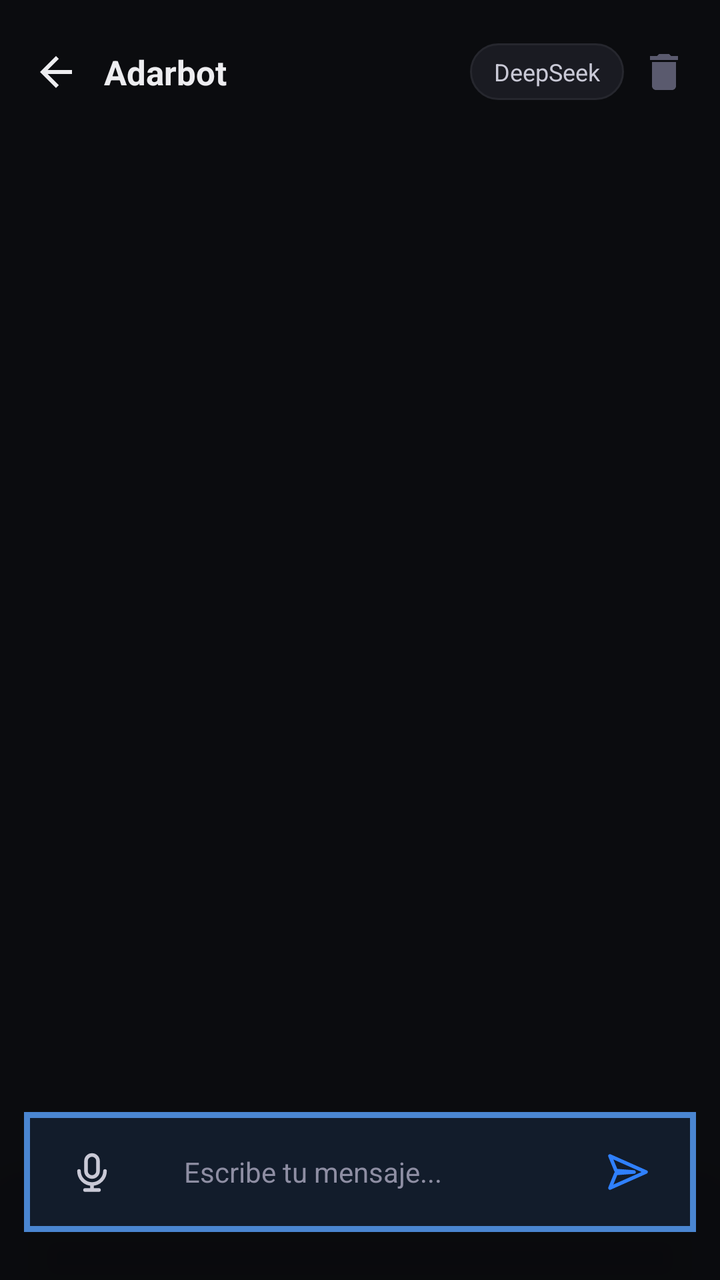
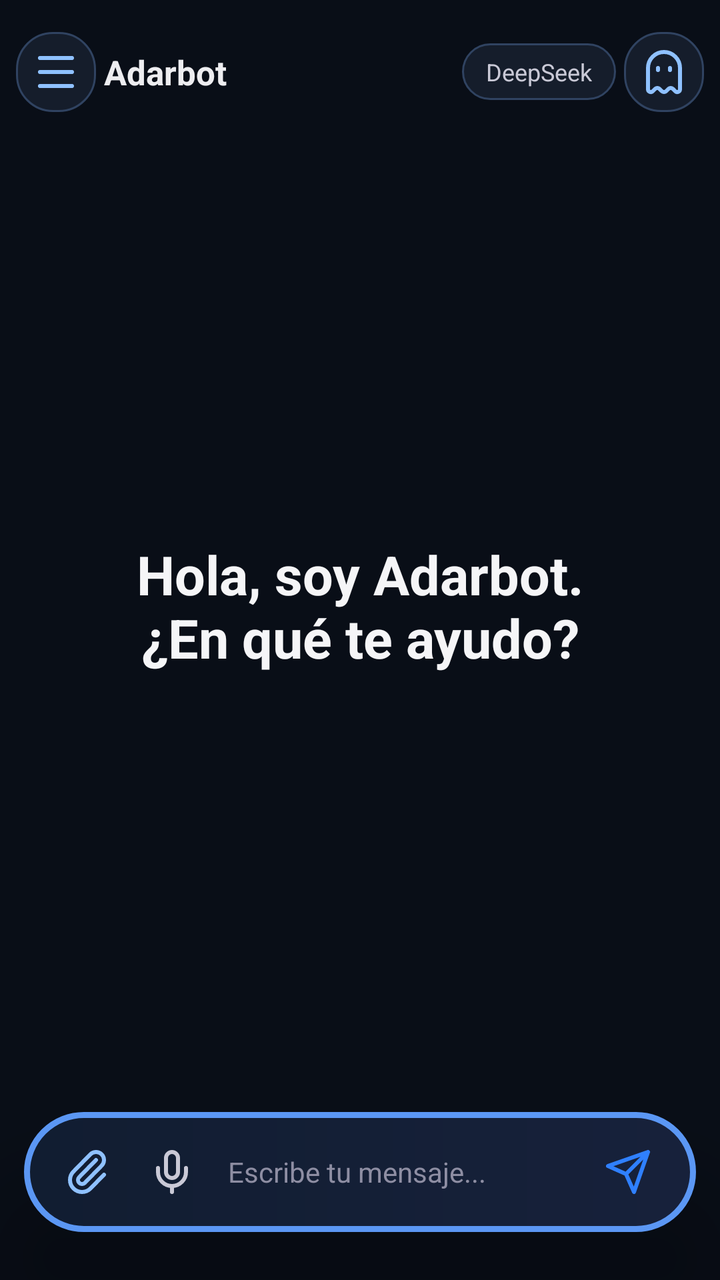

Two renders of the same Android screen: before a commit and after it. Below are the layout's source before the change and the commit's diff.
<!-- AndroidManifest.xml: activity theme Theme.NemotronVoiceIME -->
<!-- res/layout/activity_chat.xml -->
<?xml version="1.0" encoding="utf-8"?>
<LinearLayout xmlns:android="http://schemas.android.com/apk/res/android"
    android:layout_width="match_parent"
    android:layout_height="match_parent"
    android:background="#0B0C0F"
    android:orientation="vertical">

    <LinearLayout
        android:layout_width="match_parent"
        android:layout_height="wrap_content"
        android:gravity="center_vertical"
        android:orientation="horizontal"
        android:paddingLeft="8dp"
        android:paddingTop="16dp"
        android:paddingRight="8dp"
        android:paddingBottom="8dp">

        <ImageButton
            android:id="@+id/btnBack"
            android:layout_width="40dp"
            android:layout_height="40dp"
            android:background="?attr/selectableItemBackgroundBorderless"
            android:contentDescription="Volver"
            android:padding="8dp"
            android:src="@drawable/ic_back"
            android:tint="#EDEDF0" />

        <TextView
            android:id="@+id/convTitle"
            android:layout_width="0dp"
            android:layout_height="wrap_content"
            android:layout_weight="1"
            android:ellipsize="end"
            android:maxLines="1"
            android:paddingLeft="4dp"
            android:text="Adarbot"
            android:textColor="#EDEDF0"
            android:textSize="17sp"
            android:textStyle="bold" />

        <TextView
            android:id="@+id/modelChip"
            android:layout_width="wrap_content"
            android:layout_height="wrap_content"
            android:background="@drawable/bg_chip"
            android:paddingLeft="12dp"
            android:paddingTop="6dp"
            android:paddingRight="12dp"
            android:paddingBottom="6dp"
            android:text="DeepSeek"
            android:textColor="#C9C9D6"
            android:textSize="12sp" />

        <ImageButton
            android:id="@+id/btnDelete"
            android:layout_width="40dp"
            android:layout_height="40dp"
            android:background="?attr/selectableItemBackgroundBorderless"
            android:contentDescription="Eliminar conversacion"
            android:padding="10dp"
            android:src="@drawable/ic_trash"
            android:tint="#5A5A6E" />
    </LinearLayout>

    <androidx.recyclerview.widget.RecyclerView
        android:id="@+id/recyclerMessages"
        android:layout_width="match_parent"
        android:layout_height="0dp"
        android:layout_weight="1"
        android:clipToPadding="false"
        android:paddingBottom="8dp" />

    <LinearLayout
        android:layout_width="match_parent"
        android:layout_height="wrap_content"
        android:layout_marginLeft="12dp"
        android:layout_marginRight="12dp"
        android:layout_marginTop="14dp"
        android:layout_marginBottom="24dp"
        android:background="@drawable/bg_float_bar"
        android:elevation="24dp"
        android:translationZ="8dp"
        android:gravity="center_vertical"
        android:orientation="horizontal"
        android:paddingLeft="12dp"
        android:paddingTop="8dp"
        android:paddingRight="12dp"
        android:paddingBottom="8dp">

        <ImageButton
            android:id="@+id/btnMic"
            android:layout_width="44dp"
            android:layout_height="44dp"
            android:background="@android:color/transparent"
            android:contentDescription="Escribir por voz"
            android:padding="10dp"
            android:src="@drawable/ic_mic"
            android:tint="#C9C9D6" />

        <EditText
            android:id="@+id/inputField"
            android:layout_width="0dp"
            android:layout_height="44dp"
            android:layout_weight="1"
            android:layout_marginLeft="6dp"
            android:layout_marginRight="6dp"
            android:background="@android:color/transparent"
            android:hint="Escribe tu mensaje..."
            android:imeOptions="actionSend"
            android:importantForAutofill="no"
            android:inputType="text"
            android:maxLines="1"
            android:paddingLeft="18dp"
            android:paddingRight="18dp"
            android:textColor="#EDEDF0"
            android:textColorHint="#8E8EA3"
            android:textSize="14sp" />

        <ImageButton
            android:id="@+id/btnSend"
            android:layout_width="44dp"
            android:layout_height="44dp"
            android:background="@android:color/transparent"
            android:contentDescription="Enviar"
            android:padding="10dp"
            android:src="@drawable/ic_send"
            android:tint="#2F80FF" />
    </LinearLayout>
</LinearLayout>
<!-- resources referenced by this layout -->
<resources>
  <!-- drawable bg_chip (drawable) -->
  <shape xmlns:android="http://schemas.android.com/apk/res/android"
      android:shape="rectangle">
      <solid android:color="#1A1B22" />
      <stroke android:width="1dp" android:color="#26272E" />
      <corners android:radius="18dp" />
  </shape>
  <!-- drawable bg_float_bar (drawable) -->
  <shape xmlns:android="http://schemas.android.com/apk/res/android" android:shape="rectangle">
      <solid android:color="#121C2B" />
      <stroke android:width="3dp" android:color="#4A86D1" />
      <corners android:radius="0dp" />
  </shape>
  <!-- drawable ic_back (drawable) -->
  <vector xmlns:android="http://schemas.android.com/apk/res/android"
      android:width="24dp"
      android:height="24dp"
      android:viewportWidth="24"
      android:viewportHeight="24">
      <path
          android:fillColor="#FFFFFFFF"
          android:pathData="M20,11L7.83,11l5.59,-5.59L12,4l-8,8 8,8 1.41,-1.41L7.83,13L20,13v-2z" />
  </vector>
  <!-- drawable ic_mic (drawable) -->
  <vector xmlns:android="http://schemas.android.com/apk/res/android"
      android:width="24dp"
      android:height="24dp"
      android:viewportWidth="24"
      android:viewportHeight="24">
      <path android:fillColor="@android:color/transparent" android:strokeColor="#FFFFFFFF" android:strokeWidth="1.8" android:strokeLineCap="round" android:pathData="M12,3.5a3,3 0,0 0,-3 3v5a3,3 0,0 0,6 0v-5a3,3 0,0 0,-3 -3M5.5,11.5a6.5,6.5 0,0 0,13 0M12,18v3M8.5,21h7" />
  </vector>
  <!-- drawable ic_send (drawable) -->
  <vector xmlns:android="http://schemas.android.com/apk/res/android"
      android:width="24dp"
      android:height="24dp"
      android:viewportWidth="24"
      android:viewportHeight="24">
      <path android:fillColor="@android:color/transparent" android:strokeColor="#FFFFFFFF" android:strokeWidth="1.8" android:strokeLineJoin="round" android:pathData="M3,4l18,8 -18,8 3,-7.3L15,12 6,11.3z" />
  </vector>
  <!-- drawable ic_trash (drawable) -->
  <vector xmlns:android="http://schemas.android.com/apk/res/android"
      android:width="24dp"
      android:height="24dp"
      android:viewportWidth="24"
      android:viewportHeight="24">
      <path
          android:fillColor="#FFFFFFFF"
          android:pathData="M6,19c0,1.1 0.9,2 2,2h8c1.1,0 2,-0.9 2,-2L18,7L6,7v12zM19,4h-3.5l-1,-1h-5l-1,1L5,4v2h14L19,4z" />
  </vector>
  <!-- unchanged entries left out for length: 5 -->
</resources>

<!-- the commit's change to res/layout/activity_chat.xml (unified diff, before → after) -->
@@ -2,7 +2,7 @@
 <LinearLayout xmlns:android="http://schemas.android.com/apk/res/android"
     android:layout_width="match_parent"
     android:layout_height="match_parent"
-    android:background="#0B0C0F"
+    android:background="#090E17"
     android:orientation="vertical">
 
     <LinearLayout
@@ -16,6 +16,16 @@
         android:paddingBottom="8dp">
 
         <ImageButton
+            android:id="@+id/btnMenuChat"
+            android:layout_width="40dp"
+            android:layout_height="40dp"
+            android:background="@drawable/bg_chip"
+            android:contentDescription="Abrir menú de chats"
+            android:padding="8dp"
+            android:src="@drawable/ic_menu"
+            android:tint="#8FC1FF" />
+
+        <ImageButton
             android:id="@+id/btnBack"
             android:layout_width="40dp"
             android:layout_height="40dp"
@@ -23,7 +33,8 @@
             android:contentDescription="Volver"
             android:padding="8dp"
             android:src="@drawable/ic_back"
-            android:tint="#EDEDF0" />
+            android:tint="#EDEDF0"
+            android:visibility="gone" />
 
         <TextView
             android:id="@+id/convTitle"
@@ -52,6 +63,17 @@
             android:textSize="12sp" />
 
         <ImageButton
+            android:id="@+id/btnIncognitoHome"
+            android:layout_width="40dp"
+            android:layout_height="40dp"
+            android:layout_marginLeft="4dp"
+            android:background="@drawable/bg_chip"
+            android:contentDescription="Nuevo chat incógnito"
+            android:padding="9dp"
+            android:src="@drawable/ic_ghost"
+            android:tint="#8FC1FF" />
+
+        <ImageButton
             android:id="@+id/btnDelete"
             android:layout_width="40dp"
             android:layout_height="40dp"
@@ -59,16 +81,31 @@
             android:contentDescription="Eliminar conversacion"
             android:padding="10dp"
             android:src="@drawable/ic_trash"
-            android:tint="#5A5A6E" />
+            android:tint="#5A5A6E"
+            android:visibility="gone" />
     </LinearLayout>
 
-    <androidx.recyclerview.widget.RecyclerView
-        android:id="@+id/recyclerMessages"
+    <FrameLayout
         android:layout_width="match_parent"
         android:layout_height="0dp"
-        android:layout_weight="1"
-        android:clipToPadding="false"
-        android:paddingBottom="8dp" />
+        android:layout_weight="1">
+        <androidx.recyclerview.widget.RecyclerView
+            android:id="@+id/recyclerMessages"
+            android:layout_width="match_parent"
+            android:layout_height="match_parent"
+            android:clipToPadding="false"
+            android:paddingBottom="8dp" />
+        <TextView
+            android:id="@+id/welcomeView"
+            android:layout_width="match_parent"
+            android:layout_height="wrap_content"
+            android:layout_gravity="center"
+            android:gravity="center"
+            android:text="Hola, soy Adarbot.\n¿En qué te ayudo?"
+            android:textColor="#F5F5F7"
+            android:textSize="27sp"
+            android:textStyle="bold" />
+    </FrameLayout>
 
     <LinearLayout
         android:layout_width="match_parent"
@@ -88,6 +125,16 @@
         android:paddingBottom="8dp">
 
         <ImageButton
+            android:id="@+id/btnAttach"
+            android:layout_width="40dp"
+            android:layout_height="44dp"
+            android:background="@android:color/transparent"
+            android:contentDescription="Adjuntar"
+            android:padding="9dp"
+            android:src="@drawable/ic_attach"
+            android:tint="#8FC1FF" />
+
+        <ImageButton
             android:id="@+id/btnMic"
             android:layout_width="44dp"
             android:layout_height="44dp"
@@ -102,16 +149,16 @@
             android:layout_width="0dp"
             android:layout_height="44dp"
             android:layout_weight="1"
-            android:layout_marginLeft="6dp"
-            android:layout_marginRight="6dp"
+            android:layout_marginLeft="0dp"
+            android:layout_marginRight="2dp"
             android:background="@android:color/transparent"
             android:hint="Escribe tu mensaje..."
             android:imeOptions="actionSend"
             android:importantForAutofill="no"
             android:inputType="text"
             android:maxLines="1"
-            android:paddingLeft="18dp"
-            android:paddingRight="18dp"
+            android:paddingLeft="6dp"
+            android:paddingRight="6dp"
             android:textColor="#EDEDF0"
             android:textColorHint="#8E8EA3"
             android:textSize="14sp" />
<!-- resource entries referenced after the edit -->
@@ -3,51 +3,43 @@
   <!-- drawable bg_chip (drawable) -->
   <shape xmlns:android="http://schemas.android.com/apk/res/android"
       android:shape="rectangle">
-      <solid android:color="#1A1B22" />
-      <stroke android:width="1dp" android:color="#26272E" />
+      <solid android:color="#151D2B" />
+      <stroke android:width="1dp" android:color="#304361" />
       <corners android:radius="18dp" />
   </shape>
   <!-- drawable bg_float_bar (drawable) -->
   <shape xmlns:android="http://schemas.android.com/apk/res/android" android:shape="rectangle">
-      <solid android:color="#121C2B" />
-      <stroke android:width="3dp" android:color="#4A86D1" />
-      <corners android:radius="0dp" />
+      <gradient android:angle="0" android:startColor="#111D31" android:endColor="#17213B" />
+      <stroke android:width="3dp" android:color="#5B97F4" />
+      <corners android:radius="36dp" />
   </shape>
+  <!-- drawable ic_attach (drawable) -->
+  <vector xmlns:android="http://schemas.android.com/apk/res/android" android:width="24dp" android:height="24dp" android:viewportWidth="24" android:viewportHeight="24">
+      <path android:fillColor="#00000000" android:strokeColor="#FFFFFFFF" android:strokeWidth="2" android:strokeLineCap="round" android:strokeLineJoin="round" android:pathData="M16,6L7.59,14.59A2,2 0,0 0,10.42,17.42L18.83,8.83A4,4 0,1 0,13.17,3.17L4.79,11.72A6,6 0,1 0,13.28,20.2L20,13.35" />
+  </vector>
   <!-- drawable ic_back (drawable) -->
-  <vector xmlns:android="http://schemas.android.com/apk/res/android"
-      android:width="24dp"
-      android:height="24dp"
-      android:viewportWidth="24"
-      android:viewportHeight="24">
-      <path
-          android:fillColor="#FFFFFFFF"
-          android:pathData="M20,11L7.83,11l5.59,-5.59L12,4l-8,8 8,8 1.41,-1.41L7.83,13L20,13v-2z" />
+  <vector xmlns:android="http://schemas.android.com/apk/res/android" android:width="24dp" android:height="24dp" android:viewportWidth="24" android:viewportHeight="24">
+      <path android:fillColor="#00000000" android:strokeColor="#FFFFFFFF" android:strokeWidth="2" android:strokeLineCap="round" android:strokeLineJoin="round" android:pathData="M12,19L5,12L12,5M19,12L5,12" />
+  </vector>
+  <!-- drawable ic_ghost (drawable) -->
+  <vector xmlns:android="http://schemas.android.com/apk/res/android" android:width="24dp" android:height="24dp" android:viewportWidth="24" android:viewportHeight="24">
+      <path android:fillColor="#00000000" android:strokeColor="#FFFFFFFF" android:strokeWidth="2" android:strokeLineCap="round" android:strokeLineJoin="round" android:pathData="M15,10L15,11M9,10L9,11M7.53,20.47A1.6,1.6 0,0 1,9.8,20.47L10.86,21.53A1.6,1.6 0,0 0,13.14,21.53L14.2,20.47A1.6,1.6 0,0 1,16.48,20.47L17.59,21.59A1.4,1.4 0,0 0,20,20.59L20,10A8,8 0,0 0,4,10L4,20.59A1.4,1.4 0,0 0,6.41,21.59Z" />
+  </vector>
+  <!-- drawable ic_menu (drawable) -->
+  <vector xmlns:android="http://schemas.android.com/apk/res/android" android:width="24dp" android:height="24dp" android:viewportWidth="24" android:viewportHeight="24">
+      <path android:fillColor="#00000000" android:strokeColor="#FFFFFFFF" android:strokeWidth="2" android:strokeLineCap="round" android:pathData="M4,5L20,5M4,12L20,12M4,19L20,19" />
   </vector>
   <!-- drawable ic_mic (drawable) -->
-  <vector xmlns:android="http://schemas.android.com/apk/res/android"
-      android:width="24dp"
-      android:height="24dp"
-      android:viewportWidth="24"
-      android:viewportHeight="24">
-      <path android:fillColor="@android:color/transparent" android:strokeColor="#FFFFFFFF" android:strokeWidth="1.8" android:strokeLineCap="round" android:pathData="M12,3.5a3,3 0,0 0,-3 3v5a3,3 0,0 0,6 0v-5a3,3 0,0 0,-3 -3M5.5,11.5a6.5,6.5 0,0 0,13 0M12,18v3M8.5,21h7" />
+  <vector xmlns:android="http://schemas.android.com/apk/res/android" android:width="24dp" android:height="24dp" android:viewportWidth="24" android:viewportHeight="24">
+      <path android:fillColor="#00000000" android:strokeColor="#FFFFFFFF" android:strokeWidth="2" android:strokeLineCap="round" android:strokeLineJoin="round" android:pathData="M12,19L12,22M19,10L19,12A7,7 0,0 1,5,12L5,10M9,5A3,3 0,0 1,15,5L15,12A3,3 0,0 1,9,12Z" />
   </vector>
   <!-- drawable ic_send (drawable) -->
-  <vector xmlns:android="http://schemas.android.com/apk/res/android"
-      android:width="24dp"
-      android:height="24dp"
-      android:viewportWidth="24"
-      android:viewportHeight="24">
-      <path android:fillColor="@android:color/transparent" android:strokeColor="#FFFFFFFF" android:strokeWidth="1.8" android:strokeLineJoin="round" android:pathData="M3,4l18,8 -18,8 3,-7.3L15,12 6,11.3z" />
+  <vector xmlns:android="http://schemas.android.com/apk/res/android" android:width="24dp" android:height="24dp" android:viewportWidth="24" android:viewportHeight="24">
+      <path android:fillColor="#00000000" android:strokeColor="#FFFFFFFF" android:strokeWidth="2" android:strokeLineCap="round" android:strokeLineJoin="round" android:pathData="M22,2L11,13M22,2L15,22L11,13L2,9Z" />
   </vector>
   <!-- drawable ic_trash (drawable) -->
-  <vector xmlns:android="http://schemas.android.com/apk/res/android"
-      android:width="24dp"
-      android:height="24dp"
-      android:viewportWidth="24"
-      android:viewportHeight="24">
-      <path
-          android:fillColor="#FFFFFFFF"
-          android:pathData="M6,19c0,1.1 0.9,2 2,2h8c1.1,0 2,-0.9 2,-2L18,7L6,7v12zM19,4h-3.5l-1,-1h-5l-1,1L5,4v2h14L19,4z" />
+  <vector xmlns:android="http://schemas.android.com/apk/res/android" android:width="24dp" android:height="24dp" android:viewportWidth="24" android:viewportHeight="24">
+      <path android:fillColor="#00000000" android:strokeColor="#FFFFFFFF" android:strokeWidth="2" android:strokeLineCap="round" android:strokeLineJoin="round" android:pathData="M10,11L10,17M14,11L14,17M19,6L19,20A2,2 0,0 1,17,22L7,22A2,2 0,0 1,5,20L5,6M3,6L21,6M8,6L8,4A2,2 0,0 1,10,2L14,2A2,2 0,0 1,16,4L16,6" />
   </vector>
   <!-- unchanged entries left out for length: 5 -->
 </resources>
